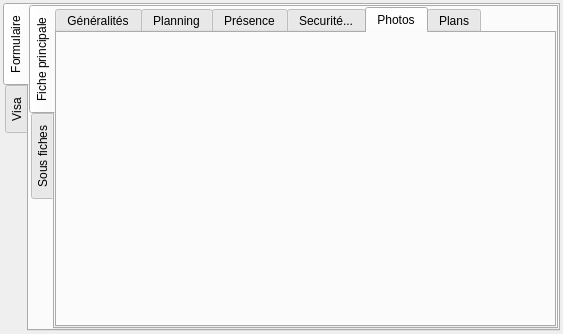
Before: the Qt Designer form Lamia/iface/qgiswidget/tools/toolprepro/base2_chantier/lamiabasechantier_observation_tool_orange_ui.ui in Artelia/Lamia, drawn with Qt 5.
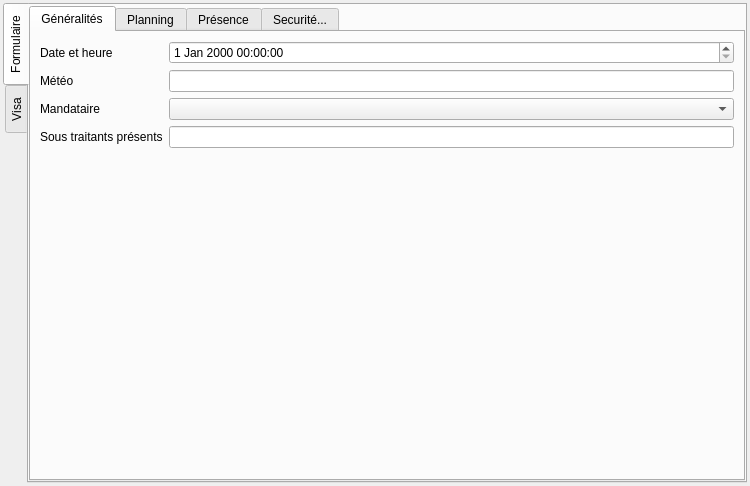
After: the same form once the commit is applied. The open tabs and pages were chosen to show the change. Icons and pictures are not drawn.

The edit to the form file:
```diff
--- a/Lamia/iface/qgiswidget/tools/toolprepro/base2_chantier/lamiabasechantier_observation_tool_orange_ui.ui
+++ b/Lamia/iface/qgiswidget/tools/toolprepro/base2_chantier/lamiabasechantier_observation_tool_orange_ui.ui
@@ -6,8 +6,8 @@
    <rect>
     <x>0</x>
     <y>0</y>
-    <width>530</width>
-    <height>305</height>
+    <width>750</width>
+    <height>486</height>
    </rect>
   </property>
   <property name="contextMenuPolicy">
@@ -65,32 +65,7 @@
             <number>0</number>
            </property>
            <property name="topMargin">
-            <number>0</number>
-           </property>
-           <property name="rightMargin">
-            <number>0</number>
-           </property>
-           <property name="bottomMargin">
-            <number>0</number>
-           </property>
-           <item>
-            <widget class="QTabWidget" name="tabWidget_nca">
-             <property name="tabPosition">
-              <enum>QTabWidget::West</enum>
-             </property>
-             <property name="currentIndex">
-              <number>0</number>
-             </property>
-             <widget class="QWidget" name="tab_4">
-              <attribute name="title">
-               <string>Fiche principale</string>
-              </attribute>
-              <layout class="QVBoxLayout" name="verticalLayout_12">
-               <property name="leftMargin">
-                <number>0</number>
-               </property>
-               <property name="topMargin">
-                <number>0</number>
+            <number>1</number>
                </property>
                <property name="rightMargin">
                 <number>0</number>
@@ -633,41 +608,6 @@
                    </item>
                   </layout>
                  </widget>
-                 <widget class="QWidget" name="tab_2">
-                  <attribute name="title">
-                   <string>Photos</string>
-                  </attribute>
-                  <layout class="QVBoxLayout" name="verticalLayout_9"/>
-                 </widget>
-                 <widget class="QWidget" name="tab_6">
-                  <attribute name="title">
-                   <string>Plans</string>
-                  </attribute>
-                  <layout class="QVBoxLayout" name="verticalLayout_6"/>
-                 </widget>
-                </widget>
-               </item>
-              </layout>
-             </widget>
-             <widget class="QWidget" name="tab_5">
-              <attribute name="title">
-               <string>Sous fiches</string>
-              </attribute>
-              <layout class="QVBoxLayout" name="verticalLayout_24">
-               <property name="leftMargin">
-                <number>0</number>
-               </property>
-               <property name="topMargin">
-                <number>0</number>
-               </property>
-               <property name="rightMargin">
-                <number>0</number>
-               </property>
-               <property name="bottomMargin">
-                <number>0</number>
-               </property>
-              </layout>
-             </widget>
             </widget>
            </item>
           </layout>
```
Left out of the diff: 6 changed lines with no effect on the pictures. Lines whose indentation alone changed are shown as unchanged.
